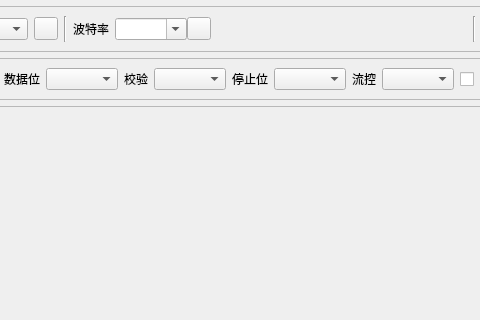
The window that mainwindow.ui (zfz-sq/Xterm) describes before a commit, drawn with Qt 5; both pictures show x 90 to 570 and y 0 to 320 of the 1040 by 680 pixel window.
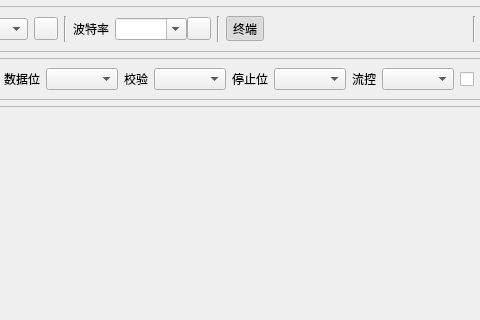
The same window after the commit.

Commit message: feat: 256-color parity, keyword defaults, About redesign and serial debug/terminal mode

Diff of the .ui file:
```diff
--- a/mainwindow.ui
+++ b/mainwindow.ui
@@ -144,6 +144,32 @@
              </item>
             </layout>
            </item>
+           <item>
+            <widget class="QFrame" name="serialModeLine">
+             <property name="frameShape">
+              <enum>QFrame::Shape::VLine</enum>
+             </property>
+             <property name="frameShadow">
+              <enum>QFrame::Shadow::Sunken</enum>
+             </property>
+            </widget>
+           </item>
+           <item alignment="Qt::AlignmentFlag::AlignVCenter">
+            <widget class="QToolButton" name="serialModeBtn">
+             <property name="toolTip">
+              <string>调试：本地代画代编辑，适配无回显设备（STM32 CDC）；终端：与 SSH 一致，设备回显、按键全直通，适合 Linux 串口控制台。连接中也可切换</string>
+             </property>
+             <property name="text">
+              <string>终端</string>
+             </property>
+             <property name="checkable">
+              <bool>true</bool>
+             </property>
+             <property name="checked">
+              <bool>true</bool>
+             </property>
+            </widget>
+           </item>
            <item>
             <spacer name="serialPanelSpacer">
              <property name="orientation">
```
The commit also changes 11 other files.
